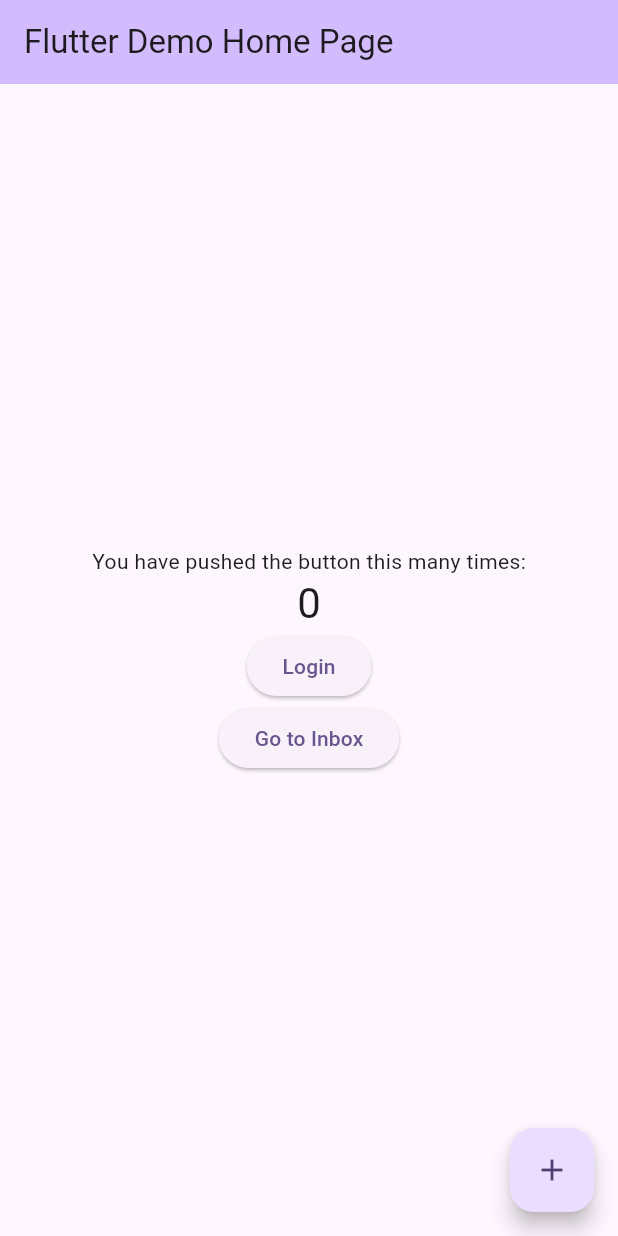
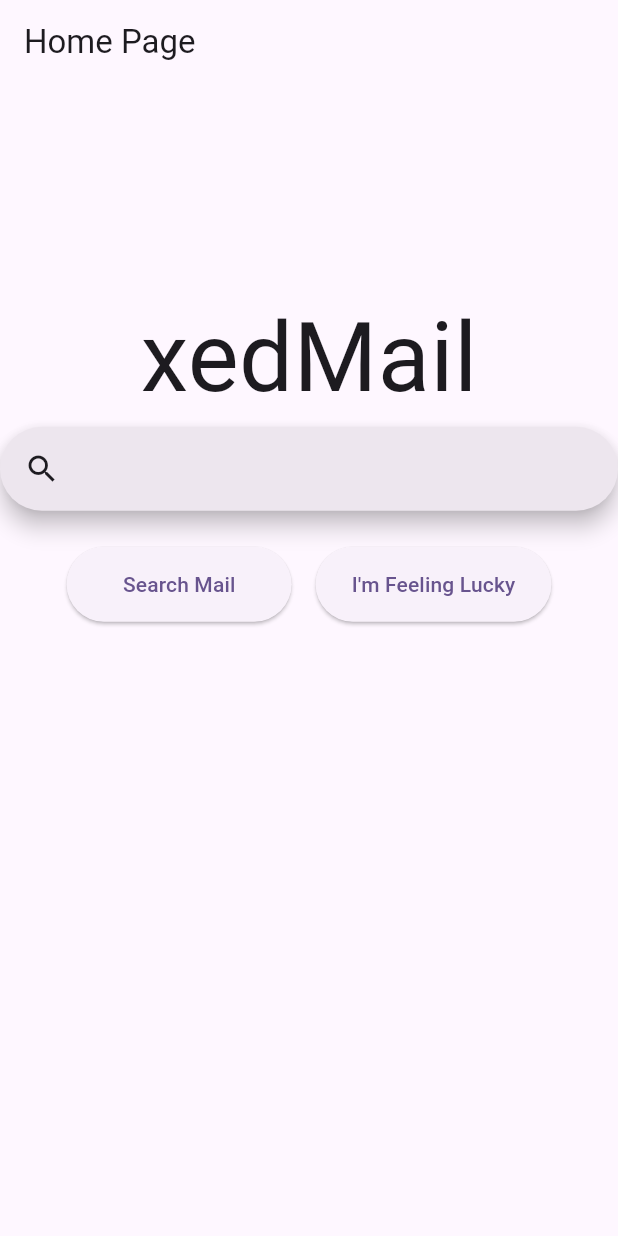
Before and after one commit to ibb2/xedMail, a Flutter app: the screen it shows after launch, on a phone screen of 412 x 824 dp. Run offline on Flutter 3.47's test engine with Material 3 defaults, Android fonts, the light colour scheme and no system bars; our stand-ins replace flutter_secure_storage, shelf; missing offline and left inert: enough_mail, enough_mail_flutter, google_sign_in_all_platforms, oauth2_client.

Commit message:
Designed the homepage. Left if the navbar/appbar.

```diff
--- /dev/null
+++ b/lib/homepage.dart
@@ -0,0 +1,85 @@
+import 'package:flutter/material.dart';
+
+class HomePage extends StatefulWidget {
+  const HomePage({super.key});
+
+  @override
+  State<HomePage> createState() => _HomePageState();
+}
+
+class _HomePageState extends State<HomePage> {
+  @override
+  Widget build(BuildContext context) {
+    return Scaffold(
+      appBar: AppBar(title: const Text('Home Page')),
+      body: Center(
+        child: Column(
+          mainAxisAlignment: MainAxisAlignment.spaceEvenly,
+          children: [
+            Column(
+              children: [
+                Text('xedMail', style: TextStyle(fontSize: 64)),
+                SearchAnchor(
+                  builder: (BuildContext context, SearchController controller) {
+                    return SearchBar(
+                      controller: controller,
+                      padding: const WidgetStatePropertyAll<EdgeInsets>(
+                        EdgeInsets.symmetric(horizontal: 16.0),
+                      ),
+                      onTap: () {
+                        controller.openView();
+                      },
+                      onChanged: (_) {
+                        controller.openView();
+                      },
+                      leading: const Icon(Icons.search),
+                    );
+                  },
+                  suggestionsBuilder:
+                      (BuildContext context, SearchController controller) {
+                        return List<ListTile>.generate(5, (int index) {
+                          final String item = 'item_$index';
+                          return ListTile(
+                            title: Text(item),
+                            onTap: () {
+                              controller.closeView(item);
+                            },
+                          );
+                        });
+                      },
+                ),
+                SizedBox(height: 24),
+                Row(
+                  mainAxisAlignment: MainAxisAlignment.center,
+                  children: [
+                    ElevatedButton(
+                      style: ElevatedButton.styleFrom(
+                        minimumSize: Size(150, 50),
+                      ),
+                      onPressed: () {
+                        print("Search mail");
+                      },
+                      child: Text("Search Mail"),
+                    ),
+                    SizedBox(width: 16),
+                    ElevatedButton(
+                      style: ElevatedButton.styleFrom(
+                        minimumSize: Size(150, 50),
+                      ),
+                      onPressed: () {
+                        print("I'm Feeling Lucky");
+                      },
+                      child: Text("I'm Feeling Lucky"),
+                    ),
+                  ],
+                ),
+              ],
+            ),
+            Column(),
+            Column(),
+          ],
+        ),
+      ),
+    );
+  }
+}
--- a/lib/main.dart
+++ b/lib/main.dart
@@ -1,4 +1,5 @@
 import 'package:flutter/material.dart';
+import 'package:xedmail/homepage.dart';
 import 'package:xedmail/inbox.dart';
 import 'package:xedmail/new-auth.dart';
 
@@ -32,7 +33,7 @@ class MyApp extends StatelessWidget {
         // tested with just a hot reload.
         colorScheme: ColorScheme.fromSeed(seedColor: Colors.deepPurple),
       ),
-      home: MyHomePage(title: 'Flutter Demo Home Page'),
+      home: const HomePage(),
     );
   }
 }
```
